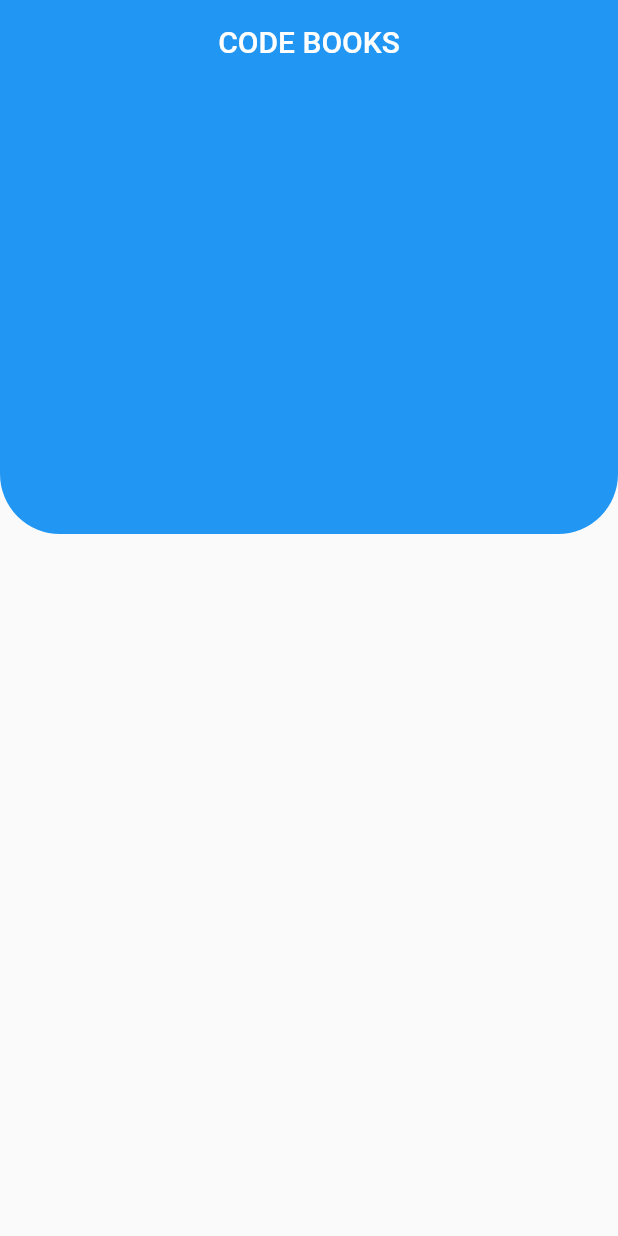
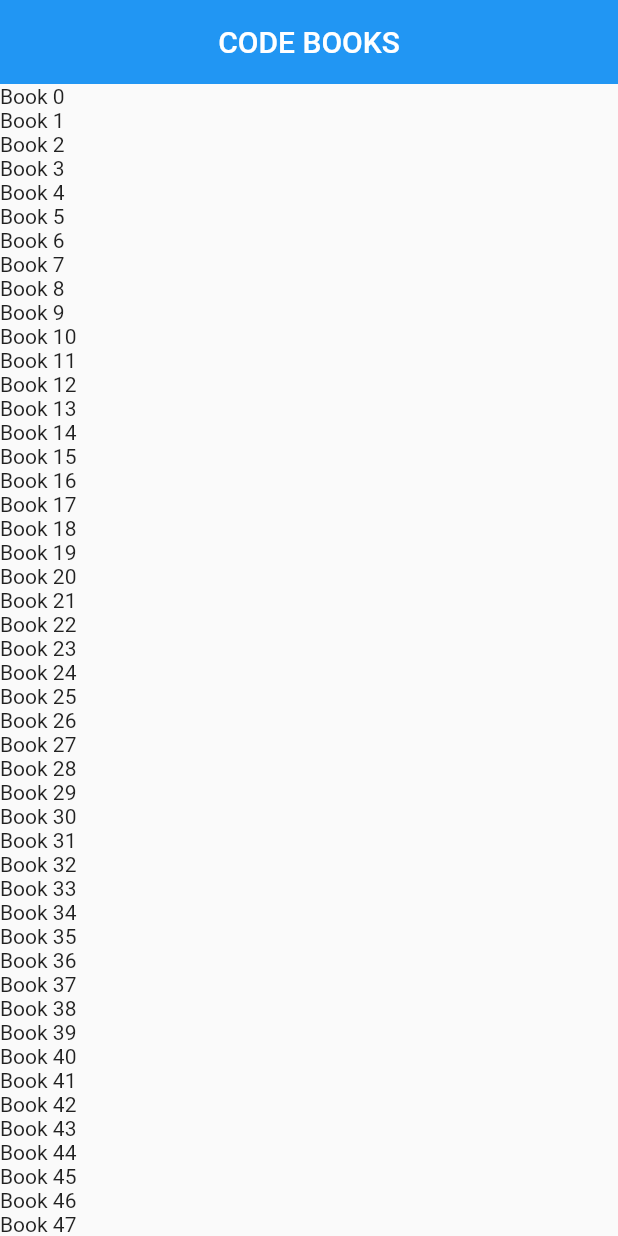
Before and after one commit to Nathan-Kimutai/codebooks, a Flutter app: the screen it shows after launch, on a phone screen of 412 x 824 dp. Run offline on Flutter 3.47's test engine with Material 2 defaults, Android fonts, the phone set to English and light mode, and no system bars.

Commit message:
modification of the models and service

```diff
--- a/lib/models/book_model.dart
+++ b/lib/models/book_model.dart
@@ -8,6 +8,4 @@ class Book {
 
   Book(
       {this.title, this.subtitle, this.isbn, this.price, this.image, this.url});
-
-  factory Book.fromJson()
 }
--- a/lib/screens/home_page.dart
+++ b/lib/screens/home_page.dart
@@ -6,6 +6,14 @@ class HomePage extends StatefulWidget {
 }
 
 class _HomePageState extends State<HomePage> {
+  List<String> _places = <String>[];
+
+  @override
+  void initState() {
+    super.initState();
+    _places = List.generate(100, (i) => 'Book $i');
+  }
+
   @override
   Widget build(BuildContext context) {
     return Scaffold(
@@ -14,14 +22,10 @@ class _HomePageState extends State<HomePage> {
           elevation: 0.0,
           centerTitle: true,
         ),
-      body: Container(
-        height: 300,
-        decoration: BoxDecoration(
-            color: Colors.blue,
-            borderRadius: BorderRadius.only(
-                bottomLeft: Radius.circular(40),
-                bottomRight: Radius.circular(40))),
+        body: Center(
+          child: ListView(
+            children: _places.map((place) => Text(place)).toList(),
           ),
-    );
+        ));
   }
 }
--- a/lib/service/get_new_books.dart
+++ b/lib/service/get_new_books.dart
@@ -1,8 +1,34 @@
 import 'package:flutter/rendering.dart';
 import 'package:http/http.dart' as http;
-import
+import 'dart:io';
+import 'dart:async';
+import 'dart:convert';
 
-void getData() async {
-  final response = await http.get("https://api.itbook.store/1.0/new");
-  debugPrint(response.body);
+var api = "https://api.itbook.store/1.0/new";
+
+main() {
+  getBooks();
 }
+
+class Book {
+  final String title;
+  final String subtitle;
+  final String isbn;
+  final String price;
+  final String image;
+  final String url;
+
+  Book.fromJson(Map json)
+      : title = json['title'],
+        subtitle = json['subtitle'],
+        isbn = json['isbn'],
+        price = json['price'],
+        image = json['image'],
+        url = json['url'];
+
+  String toString() => "Place: $title";
+}
+
+getBooks() {
+  http.get(api).then((res) => print(res.body));
+}
```
Lines whose indentation alone changed are shown as unchanged.
